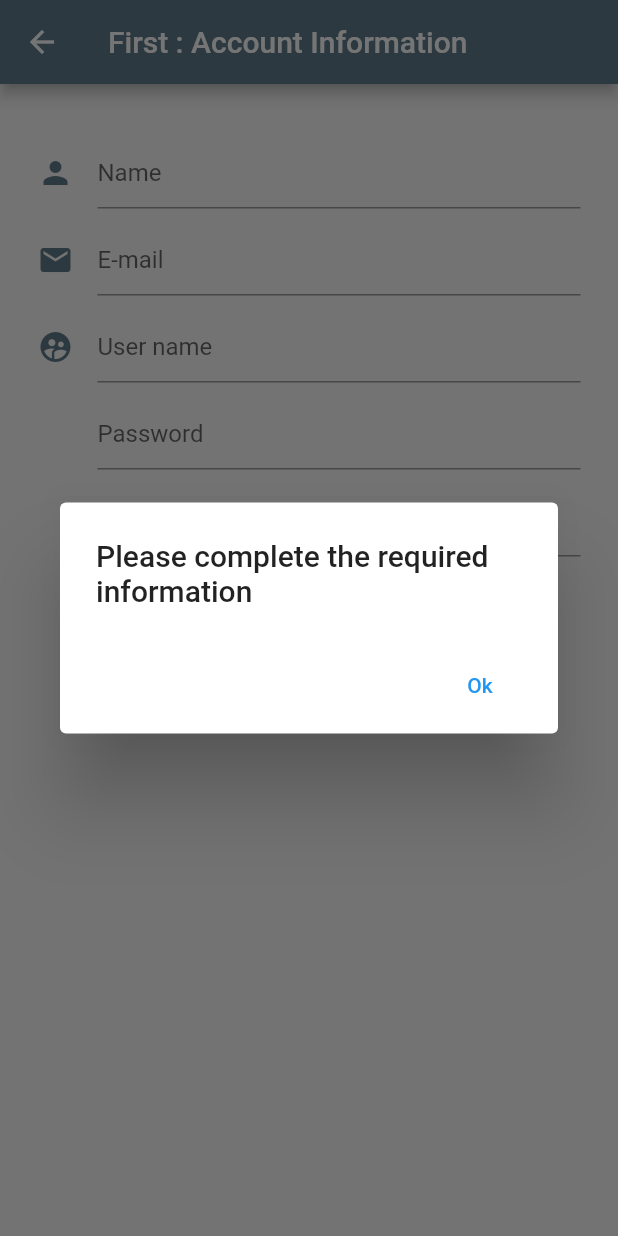
After one commit to Heart-Patient-Assistant/HPA-Mobile, a Flutter app: the PatientAccountInfo screen opened directly, after a tap on "next", on a phone screen of 412 x 824 dp. The commit adds this screen. Run offline on Flutter 3.47's test engine with Material 2 defaults, Android fonts, the phone set to English and light mode, and no system bars.

Commit message:
patient SignUp pages

```diff
--- a/lib/First.dart
+++ b/lib/First.dart
@@ -156,7 +156,7 @@ class _FirstState extends State<First> {
                 )
               ],
             ),
-            new Padding(padding: EdgeInsets.all(25.5)),
+            new Padding(padding: EdgeInsets.zero),
             new Row(
               mainAxisAlignment: MainAxisAlignment.center,
               children: [
--- /dev/null
+++ b/lib/PatientAccountInfo.dart
@@ -0,0 +1,162 @@
+import 'package:flutter/material.dart';
+import 'package:flutter_appl/PatientPersonalInfo.dart';
+import 'dart:async';
+
+class PatientAccountInfo extends StatefulWidget{
+  @override
+  State<StatefulWidget> createState() {
+    return _PatientState();
+  }
+}
+
+class _PatientState extends State<PatientAccountInfo>{
+  final TextEditingController name = TextEditingController();
+  final TextEditingController email = TextEditingController();
+  final TextEditingController userName = TextEditingController();
+  final TextEditingController password = TextEditingController();
+  final TextEditingController repeatPassword = TextEditingController();
+
+  void next() {
+    setState(() {
+      if (name.text.trim().isEmpty || email.text.trim().isEmpty
+          ||userName.text.trim().isEmpty || password.text.trim().isEmpty||repeatPassword.text.trim().isEmpty) {
+        showDialog(
+            context: context,
+            builder: (context) {
+              return AlertDialog(
+                title: Text("Please complete the required information "),
+                actions: [
+                  FlatButton(
+                      onPressed: () {
+                        Navigator.pop(context);
+                      },
+                      child: new Text(
+                        "Ok",
+                        style: TextStyle(color: Colors.blue),
+                      ))
+                ],
+              );
+            });
+      } else if(password.text.trim()!= repeatPassword.text.trim()){
+        showDialog(
+            context: context,
+            builder: (context) {
+              return AlertDialog(
+                title: Text("Please convert the password "),
+                actions: [
+                  FlatButton(
+                      onPressed: () {
+                        Navigator.pop(context);
+                      },
+                      child: new Text(
+                        "Ok",
+                        style: TextStyle(color: Colors.blue),
+                      ))
+                ],
+              );
+            });
+      }else {
+        Navigator.of(context).pushNamed('/PatientPersonalInfo');
+      }
+    });
+  }
+
+
+  @override
+  Widget build(BuildContext context) {
+    return new Scaffold(
+      appBar: new AppBar(
+        title: new Text('First : Account Information'),
+        backgroundColor: Colors.blueGrey,
+      ),
+      body: new Container(
+        margin: EdgeInsets.all(5.0),
+        alignment: Alignment.center,
+        child: new ListView(
+          children:[
+          new Column(
+          mainAxisAlignment: MainAxisAlignment.start,
+          children: [  new Padding(padding: EdgeInsets.all(15.0)),
+            new Container(
+              margin: EdgeInsets.only(left: 20, right: 20),
+            child: new TextField(
+              controller: name,
+              textDirection: TextDirection.ltr,
+              keyboardType: TextInputType.name,
+              decoration: InputDecoration(
+                hintText: "Name",
+                icon: new Icon(
+                    Icons.person,
+                    color: Colors.blueGrey),
+              ),
+              ),
+            ),
+           new Padding(padding: EdgeInsets.all(5.0)),
+            new Container(
+              margin: EdgeInsets.only(left: 20, right: 20),
+              child: new TextField(
+              controller: email,
+              textDirection: TextDirection.ltr,
+              keyboardType: TextInputType.emailAddress,
+              decoration: InputDecoration(
+                hintText: "E-mail",
+                icon: new Icon(
+                    Icons.email,
+                    color: Colors.blueGrey),),
+            ),
+            ),
+           new Padding(padding: EdgeInsets.all(5.0)),
+            new Container(
+              margin: EdgeInsets.only(left: 20, right: 20),
+               child: new TextField(
+                    controller: userName,
+                    textDirection: TextDirection.ltr,
+                    keyboardType: TextInputType.name,
+                    decoration: InputDecoration(
+                    hintText: "User name",
+                    icon: new Icon(
+                      Icons.supervised_user_circle,
+                      color: Colors.blueGrey),
+                    ),
+               ),
+            ),
+            new Padding(padding: EdgeInsets.all(5.0)),
+            new Container(
+                  margin: EdgeInsets.only(left: 60, right: 20),
+                  child:new TextField(
+                  controller: password,
+                  obscureText: true,
+                  textDirection: TextDirection.ltr,
+                  keyboardType: TextInputType.visiblePassword,
+                  decoration: InputDecoration(
+                        hintText: "Password",) ,
+                  ),
+            ),
+            new Padding(padding: EdgeInsets.all(5.0)),
+            new Container(
+                 margin: EdgeInsets.only(left: 60, right: 20),
+                 child:new TextField(
+                    controller:repeatPassword ,
+                    obscureText: true,
+                    textDirection: TextDirection.ltr,
+                    keyboardType: TextInputType.visiblePassword,
+                   decoration: InputDecoration(hintText: "repeatPassword", ) ,
+                ),
+            ),
+            new Padding(padding: EdgeInsets.all(5.0)),
+            new FlatButton(
+              onPressed:next,
+              child: new Text('next'),
+              color: Colors.blueGrey,
+              textColor: Colors.white,
+            )
+          ],),
+    ],),
+    ),
+
+
+    );
+
+  }
+
+}
--- a/lib/main.dart
+++ b/lib/main.dart
@@ -5,6 +5,8 @@ import 'package:flutter_appl/Second.dart';
 import 'package:flutter_appl/Third.dart';
 import 'package:flutter_appl/Done.dart';
 import 'package:flutter_appl/HomeScreen.dart';
+import 'package:flutter_appl/PatientAccountInfo.dart';
+import 'package:flutter_appl/PatientPersonalInfo.dart' ;
 import 'package:flutter_appl/DoctorSignup.dart';
 import 'package:flutter_appl/HomePage.dart';
 
@@ -23,6 +25,8 @@ class MyApp extends StatelessWidget {
         '/First': (BuildContext context) => new First(),
         '/Second': (BuildContext context) => new Second(),
         '/Third': (BuildContext context) => new Third(),
+        '/PatientAccountInfo': (BuildContext context) => new PatientAccountInfo(),
+        '/PatientPersonalInfo': (BuildContext context) => new PatientPersonalInfo(),
         '/DoctorSignup': (BuildContext context) => new DoctorSignup(),
         '/Done': (BuildContext context) => new Done(),
         '/HomePage': (BuildContext context) => new HomePage(),
```
Also changed, not shown: lib/PatientPersonalInfo.dart (added, +140 -0 lines), lib/Third.dart (+3 -6 lines).
